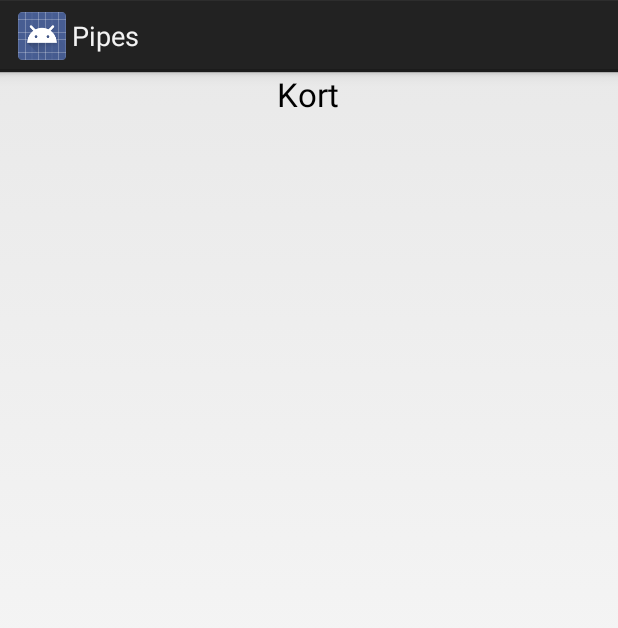
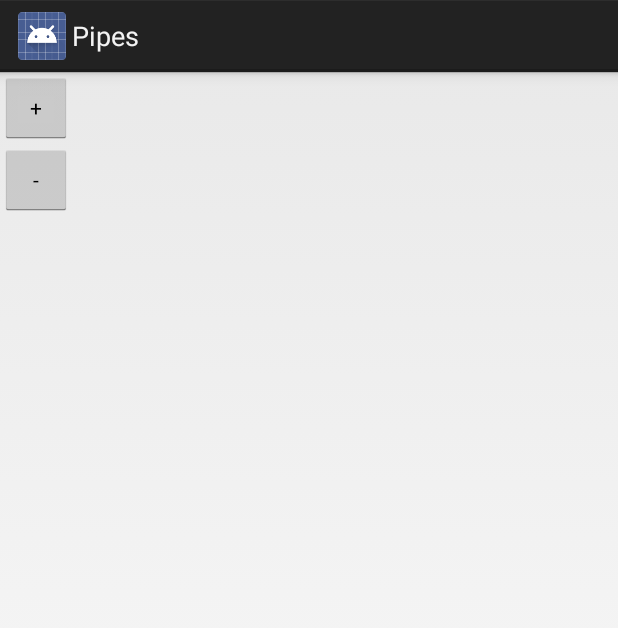
Before and after one commit to HelgaSigga/Pipes, an Android app: the layout activity_map.xml on its own in the app's theme, with its tools: preview values and no code run, on a phone screen of 412 x 824 dp. Shown: the top 628 px of the screen. Run offline under Robolectric (Android 15) with nearby library versions, the phone set to English and light mode, and no system bars.

Commit message:
Image Zoom on map
Tveggja putta zoom, takkarnir eru bara til að geta notað emulatorinn.

```diff
--- a/app/Pipes/app/src/main/AndroidManifest.xml
+++ b/app/Pipes/app/src/main/AndroidManifest.xml
@@ -1,6 +1,10 @@
 <?xml version="1.0" encoding="utf-8"?>
 <manifest xmlns:android="http://schemas.android.com/apk/res/android"
     package="com.example.quima.pipes" >
+
+    <uses-sdk
+        android:minSdkVersion="5"
+        android:targetSdkVersion="21" />
 
     <application
         android:allowBackup="true"
--- a/app/Pipes/app/src/main/res/layout/activity_map.xml
+++ b/app/Pipes/app/src/main/res/layout/activity_map.xml
@@ -1,13 +1,28 @@
 <?xml version="1.0" encoding="utf-8"?>
 <LinearLayout xmlns:android="http://schemas.android.com/apk/res/android"
-    android:orientation="vertical" android:layout_width="match_parent"
-    android:layout_height="match_parent">
+    android:orientation="vertical"
+    android:layout_width="match_parent"
+    android:layout_height="match_parent"
+    android:weightSum="1">
 
-    <TextView
+    <Button
+        style="?android:attr/buttonStyleSmall"
         android:layout_width="wrap_content"
         android:layout_height="wrap_content"
-        android:textAppearance="?android:attr/textAppearanceLarge"
-        android:text="@string/map"
-        android:id="@+id/mapAct"
-        android:layout_gravity="center_horizontal" />
+        android:text="@string/plus"
+        android:id="@+id/plusBut" />
+
+    <Button
+        style="?android:attr/buttonStyleSmall"
+        android:layout_width="wrap_content"
+        android:layout_height="wrap_content"
+        android:text="@string/minus"
+        android:id="@+id/minusBut" />
+
+    <ImageView
+        android:id="@+id/imageview"
+        android:layout_width="wrap_content"
+        android:layout_height="385dp"
+        android:scaleType="center" />
+
 </LinearLayout>
--- a/app/Pipes/app/src/main/res/values/strings.xml
+++ b/app/Pipes/app/src/main/res/values/strings.xml
@@ -2,7 +2,8 @@
 <resources>
 
     <string name="app_name">Pipes</string>
-    <string name="hello_world">Hello world!</string>
+    <string name="plus">+</string>
+    <string name="minus">-</string>
     <string name="action_settings">Settings</string>
     <string name="map">Kort</string>
     <string name="database">Gagnagrunnur</string>
```
Also changed, not shown: app/Pipes/app/src/main/java/com/example/quima/pipes/Map.java (+105 -1 lines), 12 other files.
